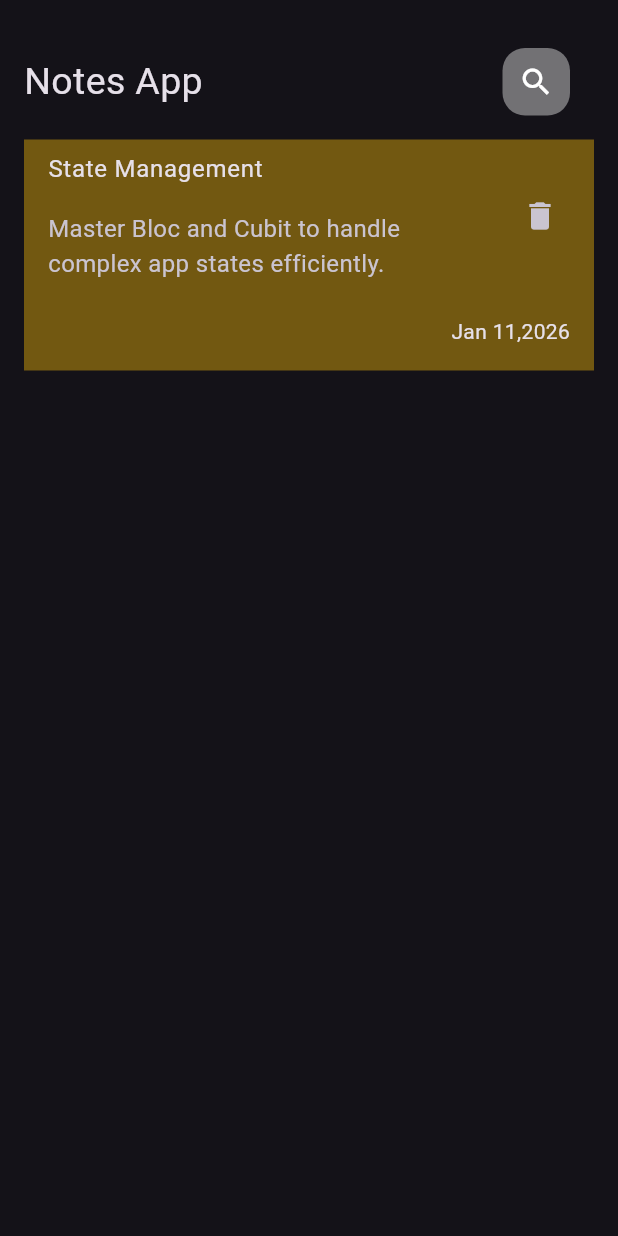
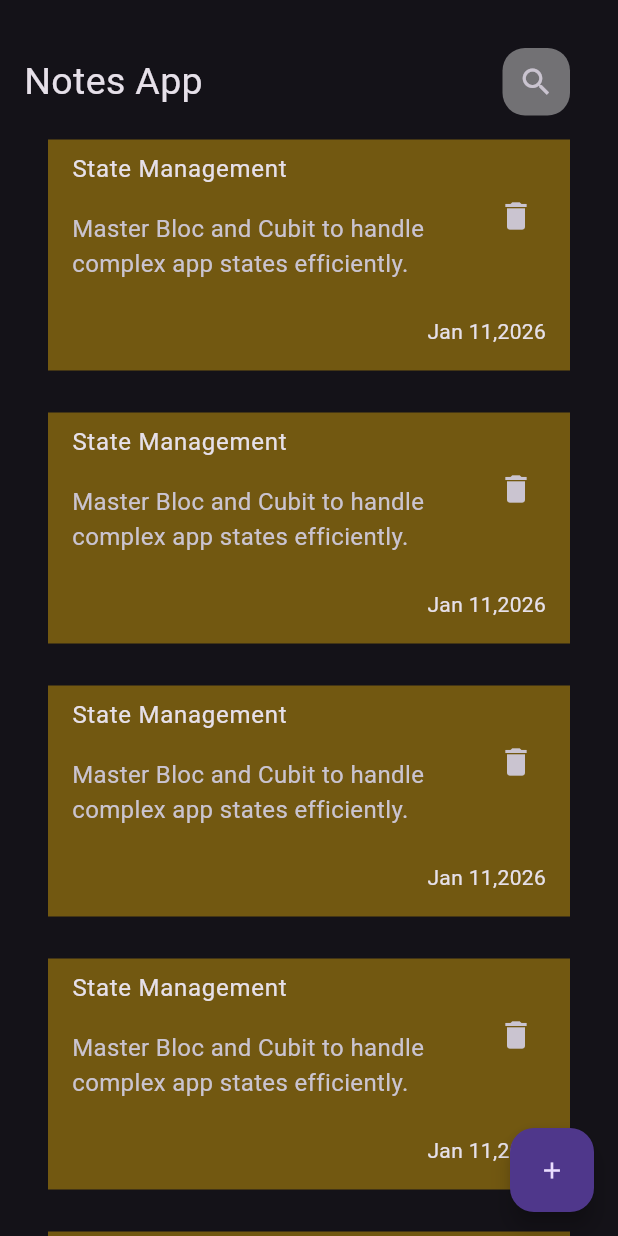
Before and after one commit to amr-turki/notes-app, a Flutter app: the screen it shows after launch, on a phone screen of 412 x 824 dp. Run offline on Flutter 3.47's test engine with Material 3 defaults, Android fonts, the phone set to English and light mode, and no system bars.

Commit message:
add floating action button

```diff
--- a/lib/screen/notes_screen.dart
+++ b/lib/screen/notes_screen.dart
@@ -7,6 +7,10 @@ class NotesScreen extends StatelessWidget {
   @override
   Widget build(BuildContext context) {
     return Scaffold(
+      floatingActionButton: FloatingActionButton(
+        onPressed: () {},
+        child: Icon(Icons.add, size: 18),
+      ),
       body: NotesScreenBody(),
     );
   }
--- a/lib/widget/custom_search_icon.dart
+++ b/lib/widget/custom_search_icon.dart
@@ -16,7 +16,7 @@ class CustomSearchIcon extends StatelessWidget {
           borderRadius: BorderRadius.circular(15),
         ),
 
-        child: Icon(Icons.search, size: 24),
+        child: IconButton(onPressed: () {}, icon: Icon(Icons.search, size: 24)),
       ),
     );
   }
--- a/lib/widget/note_item.dart
+++ b/lib/widget/note_item.dart
@@ -6,7 +6,7 @@ class NoteItem extends StatelessWidget {
   @override
   Widget build(BuildContext context) {
     return Padding(
-      padding: const EdgeInsets.only(top: 16.0, bottom: 18),
+      padding: const EdgeInsets.only(top: 16.0, bottom: 12),
       child: Container(
         decoration: BoxDecoration(color: Colors.amber.withOpacity(0.4)),
         child: Column(
--- /dev/null
+++ b/lib/widget/notes_list_view.dart
@@ -0,0 +1,18 @@
+import 'package:flutter/material.dart';
+import 'package:notes_app/widget/note_item.dart';
+
+class NotesListView extends StatelessWidget {
+  const NotesListView({super.key});
+
+  @override
+  Widget build(BuildContext context) {
+    return ListView.builder(
+      itemBuilder: (context, index) {
+        return Padding(
+          padding: const EdgeInsets.symmetric(horizontal: 16.0),
+          child: NoteItem(),
+        );
+      },
+    );
+  }
+}
--- a/lib/widget/notes_screen_body.dart
+++ b/lib/widget/notes_screen_body.dart
@@ -1,6 +1,7 @@
 import 'package:flutter/material.dart';
 import 'package:notes_app/widget/custom_appbar.dart';
 import 'package:notes_app/widget/note_item.dart';
+import 'package:notes_app/widget/notes_list_view.dart';
 
 class NotesScreenBody extends StatelessWidget {
   const NotesScreenBody({super.key});
@@ -10,7 +11,11 @@ class NotesScreenBody extends StatelessWidget {
     return Padding(
       padding: const EdgeInsets.symmetric(horizontal: 16.0),
       child: Column(
-        children: [SizedBox(height: 32), CustomAppbar(), NoteItem()],
+        children: [
+          SizedBox(height: 32),
+          CustomAppbar(),
+          Expanded(child: NotesListView()),
+        ],
       ),
     );
   }
```
